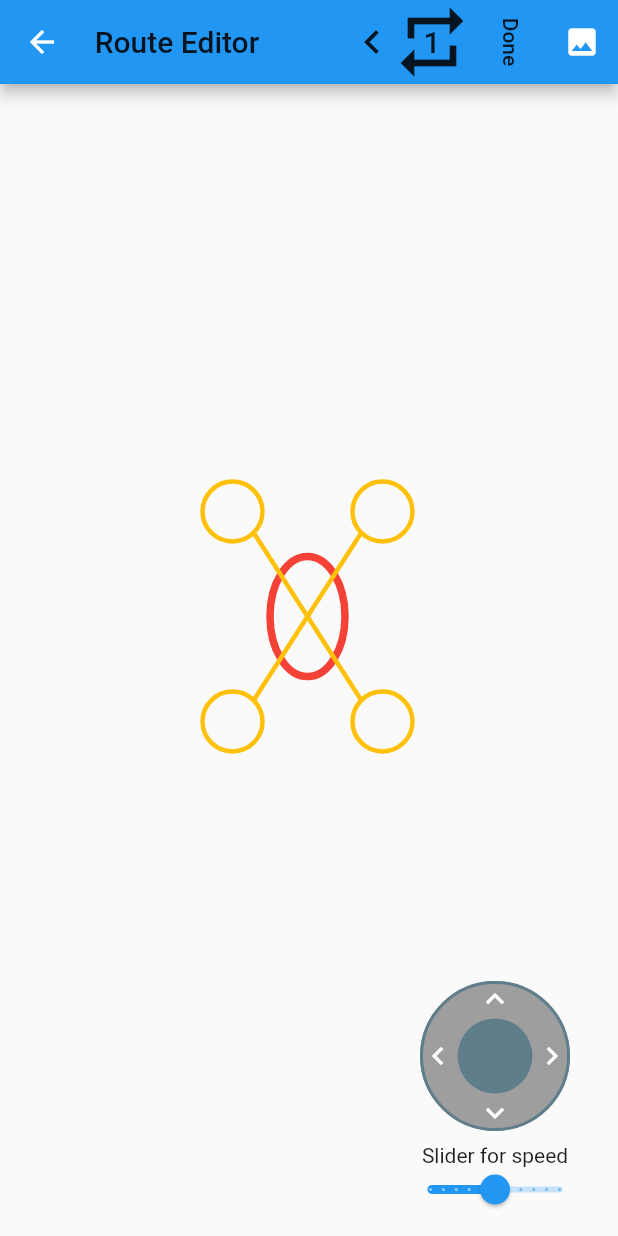
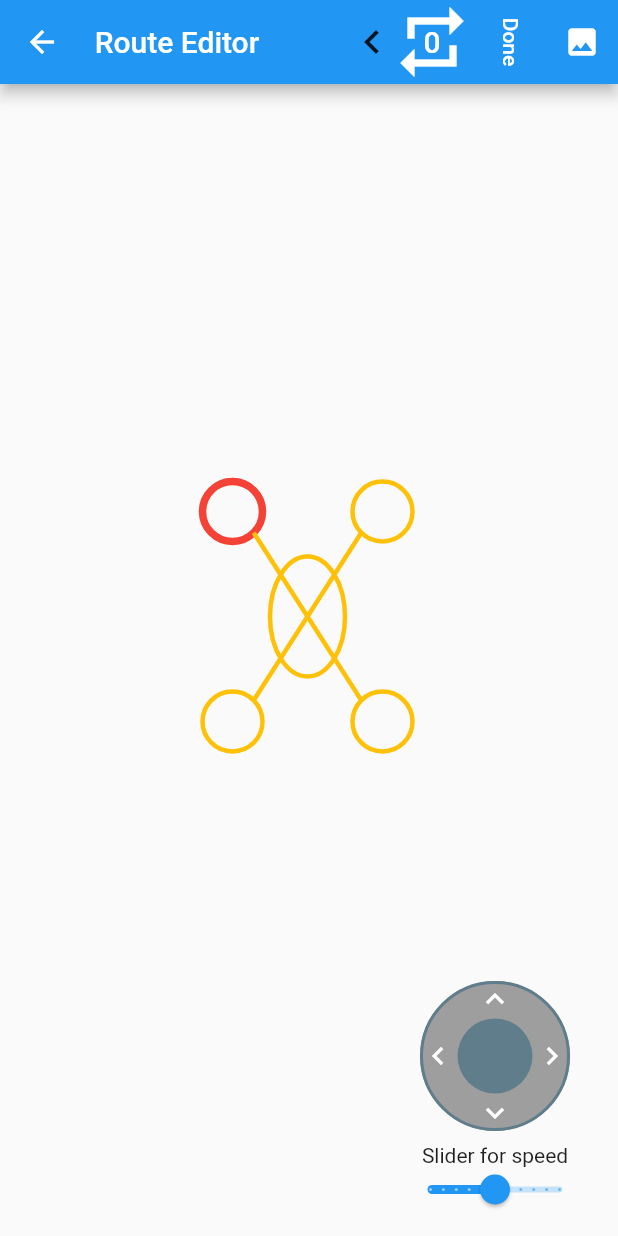
Before and after one commit to lectary/ClimbingAlien, a Flutter app: the RouteEditorScreen screen opened directly with empty values, after a tap on "Done", on a phone screen of 412 x 824 dp. Run offline on Flutter 3.47's test engine with Material 2 defaults, Android fonts, the phone set to English and light mode, and no system bars; our stand-ins replace camera, floor, fluttertoast, image_picker, sqflite; accounts and stored records are empty; generated files the repository leaves out were written again.

Commit message:
Add header callback for button 'done' and fix colors

```diff
--- a/lib/widgets/header_control/header_control.dart
+++ b/lib/widgets/header_control/header_control.dart
@@ -7,8 +7,9 @@ class HeaderControl extends StatefulWidget {
   final String title;
   final Function nextSelectionCallback;
   final Function resetCallback;
+  final Function stepFinishedCallback;
 
-  HeaderControl(this.title, {this.nextSelectionCallback, this.resetCallback});
+  HeaderControl(this.title, {this.nextSelectionCallback, this.resetCallback, this.stepFinishedCallback});
 
   @override
   _HeaderControlState createState() => _HeaderControlState();
@@ -37,12 +38,18 @@ class _HeaderControlState extends State<HeaderControl> {
           mainAxisAlignment: MainAxisAlignment.end,
           crossAxisAlignment: CrossAxisAlignment.stretch,
           children: [
-            Expanded(child: Center(child: Text(widget.title, style: Theme.of(context).textTheme.headline6))),
+            Expanded(
+                child: Center(
+                    child: Text(widget.title,
+                        style: Theme.of(context)
+                            .textTheme
+                            .headline6
+                            .copyWith(color: Theme.of(context).colorScheme.onPrimary)))),
             HeaderExtensionAnimation(children: [
               FlatButton(
                 padding: EdgeInsets.zero,
                 onPressed: widget.resetCallback ?? () {},
-                child: Text("Reset"),
+                child: Text("Reset", style: TextStyle(color: Theme.of(context).colorScheme.onPrimary)),
               )
             ]),
             InkWell(
@@ -52,8 +59,18 @@ class _HeaderControlState extends State<HeaderControl> {
                 child: Stack(
                   alignment: Alignment.center,
                   children: [
-                    Positioned.fill(child: FittedBox(fit: BoxFit.fill, child: Icon(Icons.repeat))),
-                    Text("$taskCounter", style: Theme.of(context).textTheme.headline6)
+                    Positioned.fill(
+                        child: FittedBox(
+                            fit: BoxFit.fill,
+                            child: Icon(
+                              Icons.repeat,
+                              color: Theme.of(context).colorScheme.onPrimary,
+                            ))),
+                    Text("$taskCounter",
+                        style: Theme.of(context)
+                            .textTheme
+                            .headline6
+                            .copyWith(color: Theme.of(context).colorScheme.onPrimary))
                   ],
                 ),
               ),
@@ -62,12 +79,11 @@ class _HeaderControlState extends State<HeaderControl> {
               quarterTurns: 1,
               child: FlatButton(
                 padding: EdgeInsets.zero,
-                onPressed: () {
-                  setState(() {
-                    taskCounter++;
-                  });
-                },
-                child: Text("Done"),
+                onPressed: widget.nextSelectionCallback ?? () {},
+                child: Text(
+                  "Done",
+                  style: TextStyle(color: Theme.of(context).colorScheme.onPrimary),
+                ),
               ),
             ),
             IconButton(
```
